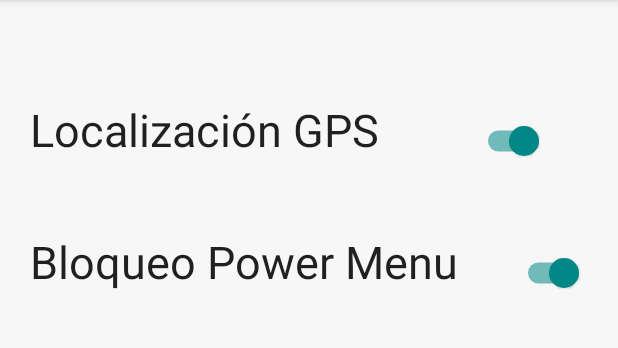
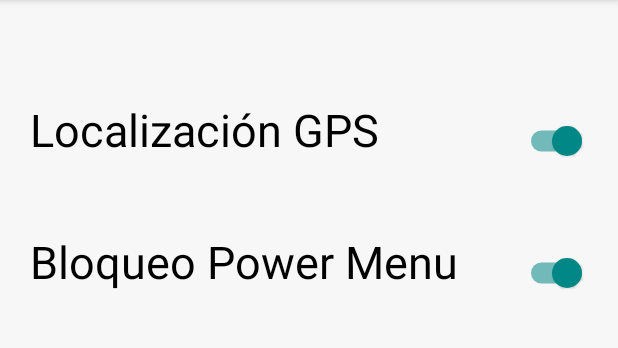
Before and after one commit to agmcoder/Location_tracker_JetpackCompose, an Android app built with Jetpack Compose: the MenuPage screen opened through its navigation route, on a phone screen of 412 x 824 dp, the part 84-432 px from its top. Run offline under Robolectric (Android 15) with nearby library versions, the phone set to English and light mode, and no system bars; our stand-ins replace Firebase (no records; nobody signed in at launch, a user with empty details on screens opened directly); libraries missing offline, so code that uses them is left out: com.orhanobut.logger; 1 statement that could not run was skipped.

Commit message:
layout bodycontent menu

```diff
--- a/app/src/main/java/com/devcode/powerlock/composables/MenuPage.kt
+++ b/app/src/main/java/com/devcode/powerlock/composables/MenuPage.kt
@@ -9,7 +9,10 @@ import androidx.compose.material.Text
 import androidx.compose.runtime.Composable
 import androidx.compose.runtime.mutableStateOf
 import androidx.compose.runtime.remember
+import androidx.compose.ui.Alignment
 import androidx.compose.ui.Modifier
+import androidx.compose.ui.graphics.Color
+import androidx.compose.ui.tooling.preview.Preview
 import androidx.compose.ui.unit.dp
 import androidx.compose.ui.unit.sp
 import androidx.navigation.NavController
@@ -27,7 +30,7 @@ fun MenuPage(navController: NavController) {
 
 }
 
-
+@Preview
 @Composable
 fun BodyContentMenu() {
     val checkedStateGps = remember { mutableStateOf(true) }
@@ -43,40 +46,62 @@ fun BodyContentMenu() {
                 Spacer(modifier = Modifier.height(50.dp))
             }
             item {
+
                 Row {
+                    Box(
+                        modifier =
+                        Modifier.fillMaxWidth(0.8f)
+                    )
+                    {
                         Text(
-                        "Localización GPS",
+                            color = Color.Black,
+                            text = "Localización GPS",
                             fontSize = 30.sp,
                             modifier = Modifier.padding(20.dp)
+                        )
 
-                    )
+
+                    }
+                    Box(
+                        modifier =
+                        Modifier.fillMaxSize(),
+                        contentAlignment = Alignment.CenterEnd
+                    ) {
                         Switch(
                             checked = checkedStateGps.value,
                             onCheckedChange = { checkedStateGps.value = it },
                             modifier = Modifier
-                            .fillMaxSize()
+                                //.fillMaxSize()
                                 .padding(20.dp)
 
                         )
+                    }
                 }
 
             }
             item {
                 Row {
+                    Box(modifier = Modifier.fillMaxWidth(0.8f)) {
                         Text(
-                        "Bloqueo Power Menu",
+                            text = "Bloqueo Power Menu",
                             fontSize = 30.sp,
-                        modifier = Modifier.padding(20.dp)
+                            modifier = Modifier.padding(20.dp),
+                            color = Color.Black
+
 
                         )
+                    }
+                    Box(contentAlignment = Alignment.CenterEnd) {
+
+
                         Switch(
                             checked = checkedStatePowerMenu.value,
                             onCheckedChange = { checkedStatePowerMenu.value = it },
                             modifier = Modifier
-                            .fillMaxSize()
+                                //.fillMaxSize()
                                 .padding(20.dp)
-
                         )
+                    }
                 }
 
             }
```
Lines whose indentation alone changed are shown as unchanged.
